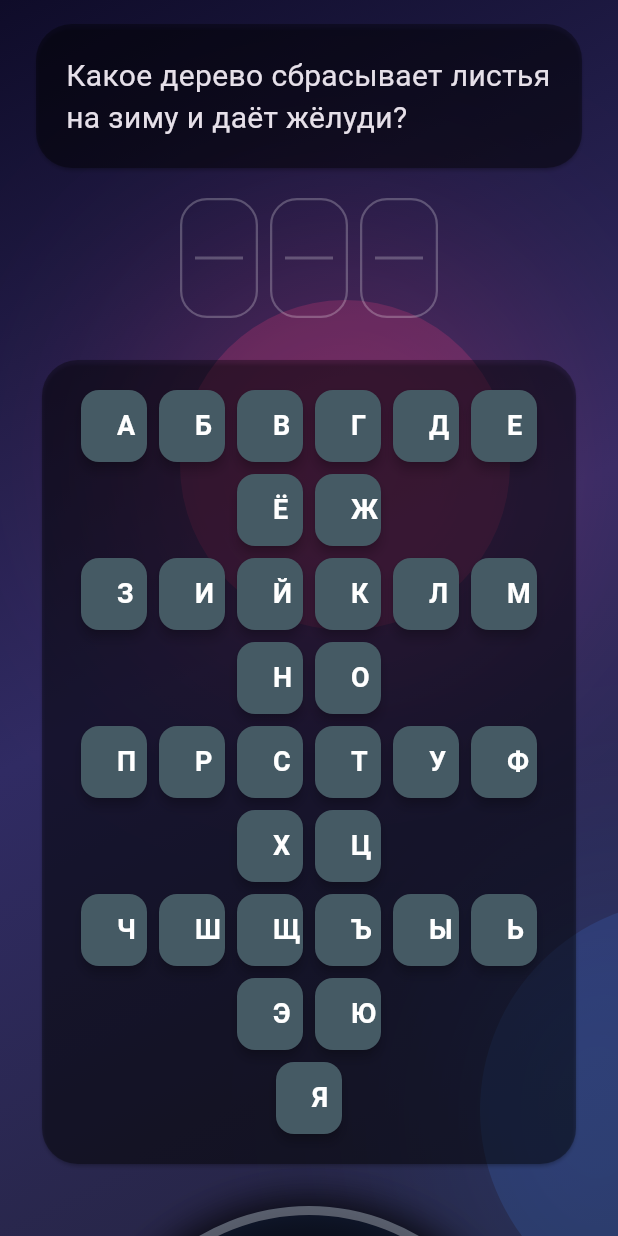
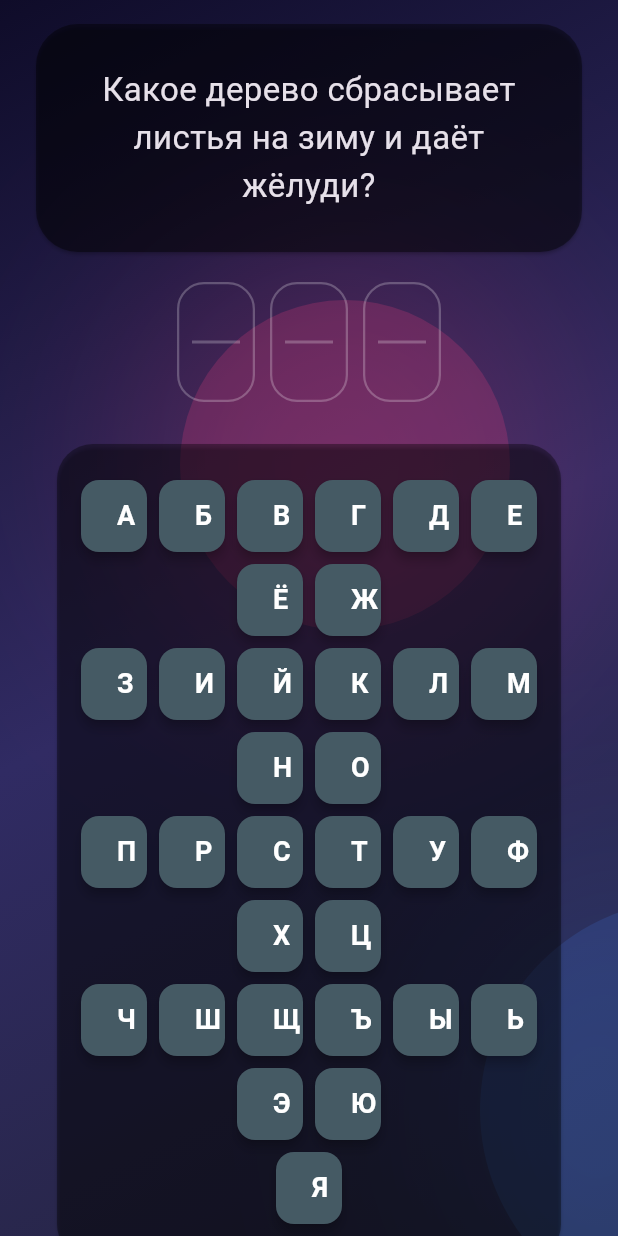
Before and after one commit to ToperGG228/moderator, a Flutter app: the screen it shows after launch, on a phone screen of 412 x 824 dp. Run offline on Flutter 3.47's test engine with Material 3 defaults, Android fonts, the phone set to English and light mode, and no system bars; drawn by our look-alikes of flutter_fortune_wheel.

Commit message:
Center main content blocks

```diff
--- a/lib/main.dart
+++ b/lib/main.dart
@@ -41,6 +41,7 @@ class GameScreen extends StatefulWidget {
 }
 
 class _GameScreenState extends State<GameScreen> {
+  static const double _contentMaxWidth = 940;
   final StreamController<int> _fortuneController = StreamController<int>.broadcast();
   late final List<WheelSector> _sectors;
   GameEngine? _engine;
@@ -371,18 +372,20 @@ class _GameScreenState extends State<GameScreen> {
     return SingleChildScrollView(
       padding: const EdgeInsets.symmetric(horizontal: 24, vertical: 16),
       child: Column(
-        crossAxisAlignment: CrossAxisAlignment.stretch,
+        crossAxisAlignment: CrossAxisAlignment.center,
         children: [
-          _buildQuestionBlock(),
+          _buildConstrained(_buildQuestionBlock()),
           const SizedBox(height: 24),
+          _buildConstrained(
             Card(
               color: Colors.black.withOpacity(0.35),
               shape: RoundedRectangleBorder(borderRadius: BorderRadius.circular(24)),
               child: Padding(
-              padding: const EdgeInsets.all(16),
+                padding: const EdgeInsets.symmetric(horizontal: 16, vertical: 20),
                 child: LetterKeyboard(
                   usedLetters: _engine?.usedLetters ?? <String>{},
                   onLetterPressed: _onLetterPressed,
+                ),
               ),
             ),
           ),
@@ -400,9 +403,9 @@ class _GameScreenState extends State<GameScreen> {
     final engine = _engine;
     return Column(
       children: [
-        _buildWheelAndButton(),
+        _buildConstrained(_buildWheelAndButton()),
         const SizedBox(height: 24),
-        if (engine != null) _buildTeamColumn(engine),
+        if (engine != null) _buildConstrained(_buildTeamColumn(engine)),
       ],
     );
   }
@@ -500,20 +503,21 @@ class _GameScreenState extends State<GameScreen> {
     final answer = question?.answer ?? '';
     final answerChars = answer.characters.toList();
     return Column(
-      crossAxisAlignment: CrossAxisAlignment.stretch,
+      crossAxisAlignment: CrossAxisAlignment.center,
       children: [
         AnimatedSwitcher(
           duration: const Duration(milliseconds: 350),
           child: Card(
             key: ValueKey(question?.question),
-            color: Colors.black.withOpacity(0.35),
+            color: Colors.black.withOpacity(0.4),
             margin: EdgeInsets.zero,
-            shape: RoundedRectangleBorder(borderRadius: BorderRadius.circular(24)),
+            shape: RoundedRectangleBorder(borderRadius: BorderRadius.circular(28)),
             child: Padding(
-              padding: const EdgeInsets.all(20),
+              padding: const EdgeInsets.all(28),
               child: Text(
                 question?.question ?? '',
-                style: const TextStyle(fontSize: 20, height: 1.4),
+                textAlign: TextAlign.center,
+                style: const TextStyle(fontSize: 22, height: 1.45),
               ),
             ),
           ),
@@ -521,8 +525,8 @@ class _GameScreenState extends State<GameScreen> {
         const SizedBox(height: 20),
         Wrap(
           alignment: WrapAlignment.center,
-          spacing: 8,
-          runSpacing: 12,
+          spacing: 10,
+          runSpacing: 14,
           children: List.generate(answerChars.length, (index) {
             final char = answerChars[index];
             if (char == ' ') {
@@ -533,6 +537,16 @@ class _GameScreenState extends State<GameScreen> {
           }),
         ),
       ],
+    );
+  }
+
+  Widget _buildConstrained(Widget child) {
+    return Align(
+      alignment: Alignment.center,
+      child: ConstrainedBox(
+        constraints: const BoxConstraints(maxWidth: _contentMaxWidth),
+        child: child,
+      ),
     );
   }
 
```
Lines whose indentation alone changed are shown as unchanged.
